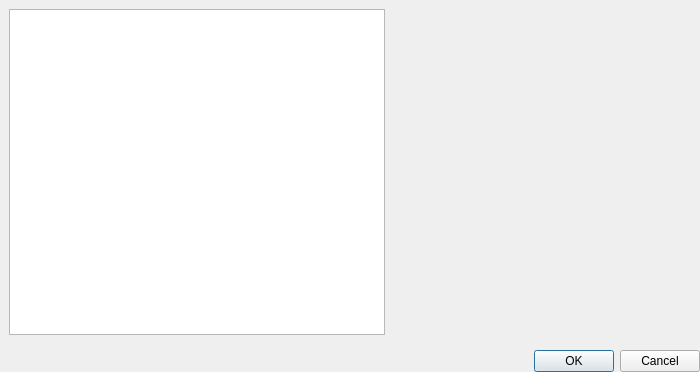
First picture: the form in gui/snowgui/icegui/calibrationselectiondialog.ui, repository AndreasFMueller/AstroPhotography, before the edit.
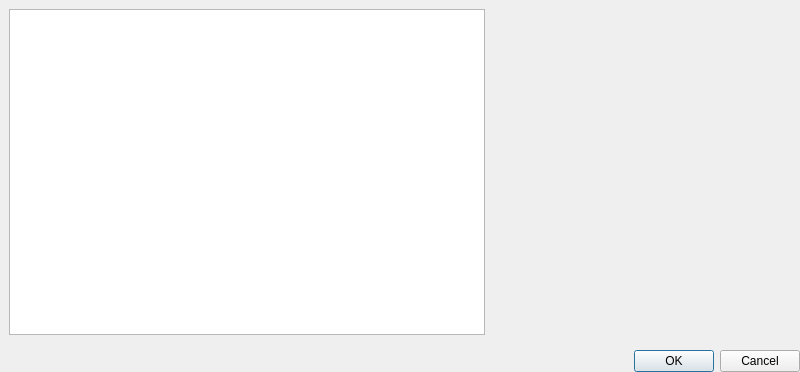
Second picture: the form after the edit. Custom widgets are drawn as their Qt base class.

What changed in the file:
```diff
--- a/gui/snowgui/icegui/calibrationselectiondialog.ui
+++ b/gui/snowgui/icegui/calibrationselectiondialog.ui
@@ -6,13 +6,13 @@
    <rect>
     <x>0</x>
     <y>0</y>
-    <width>700</width>
+    <width>800</width>
     <height>372</height>
    </rect>
   </property>
   <property name="minimumSize">
    <size>
-    <width>700</width>
+    <width>800</width>
     <height>0</height>
    </size>
   </property>
```
Left out of the diff: 6 changed lines with no effect on the pictures.
